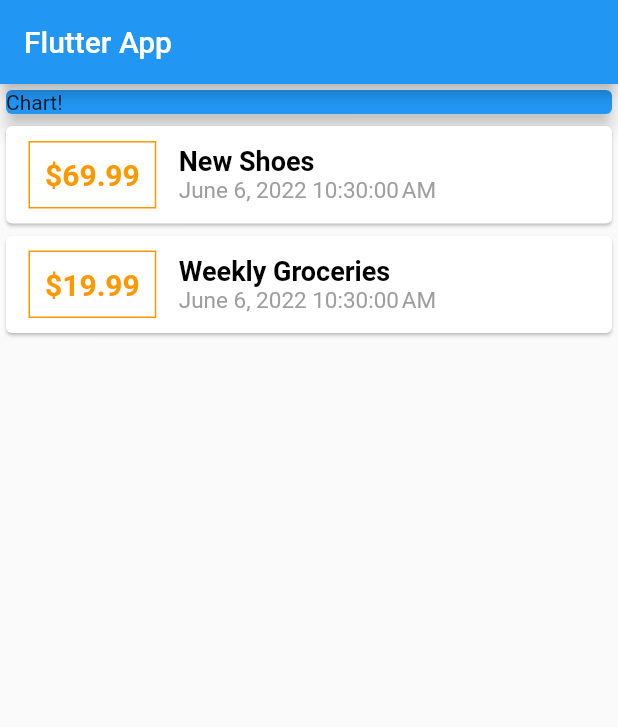
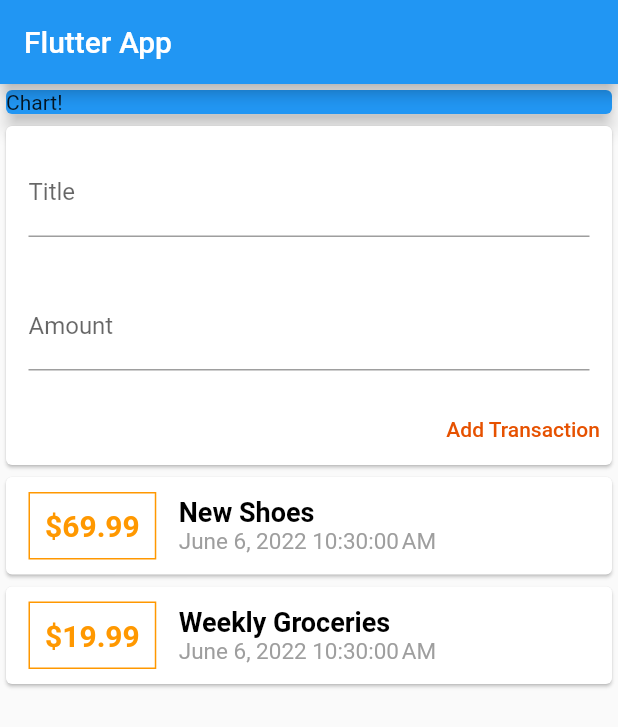
Before and after one commit to maxangyuejun/personal-expenses-app, a Flutter app: the screen it shows after launch, on a phone screen of 412 x 824 dp. Shown: the top 727 px of the screen. Run offline on Flutter 3.47's test engine with Material 2 defaults, Android fonts, the phone set to English and light mode, and no system bars; Roboto replaces fonts that are missing (Comic Sans MS).

Commit message:
added textfields for transaction title input & amount input

```diff
--- a/lib/main.dart
+++ b/lib/main.dart
@@ -3,11 +3,11 @@ import 'package:flutter/material.dart';
 import 'package:intl/intl.dart';
 
 void main() {
-  runApp(const MyApp());
+  runApp(MyApp());
 }
 
 class MyApp extends StatelessWidget {
-  const MyApp({Key? key}) : super(key: key);
+  // const MyApp({Key? key}) : super(key: key);
 
   // This widget is the root of your application.
   @override
@@ -38,6 +38,8 @@ class MyHomePage extends StatelessWidget {
     ),
   ];
   // const MyHomePage({Key? key}) : super(key: key);
+  String titleInput = '';
+  String amountInput = '';
 
   @override
   Widget build(BuildContext context) {
@@ -55,6 +57,47 @@ class MyHomePage extends StatelessWidget {
               child: Text("Chart!"),
             ),
             elevation: 5,
+          ),
+          Card(
+            child: Column(
+              crossAxisAlignment: CrossAxisAlignment.end,
+              children: [
+                Container(
+                  padding: EdgeInsets.all(15),
+                  child: TextField(
+                    decoration: InputDecoration(
+                      labelText: "Title",
+                    ),
+                    onChanged: (value) {
+                      titleInput = value;
+                    },
+                  ),
+                ),
+                Container(
+                  padding: EdgeInsets.all(15),
+                  child: TextField(
+                    decoration: InputDecoration(
+                      labelText: "Amount",
+                    ),
+                    onChanged: (value) {
+                      amountInput = value;
+                    },
+                  ),
+                ),
+                TextButton(
+                  onPressed: () {
+                    print(titleInput);
+                    print(amountInput);
+                  },
+                  child: Text(
+                    "Add Transaction",
+                    style: TextStyle(
+                      color: Colors.orange[900],
+                    ),
+                  ),
+                )
+              ],
+            ),
           ),
           Column(
             children: transactions.map((tx) {
```
